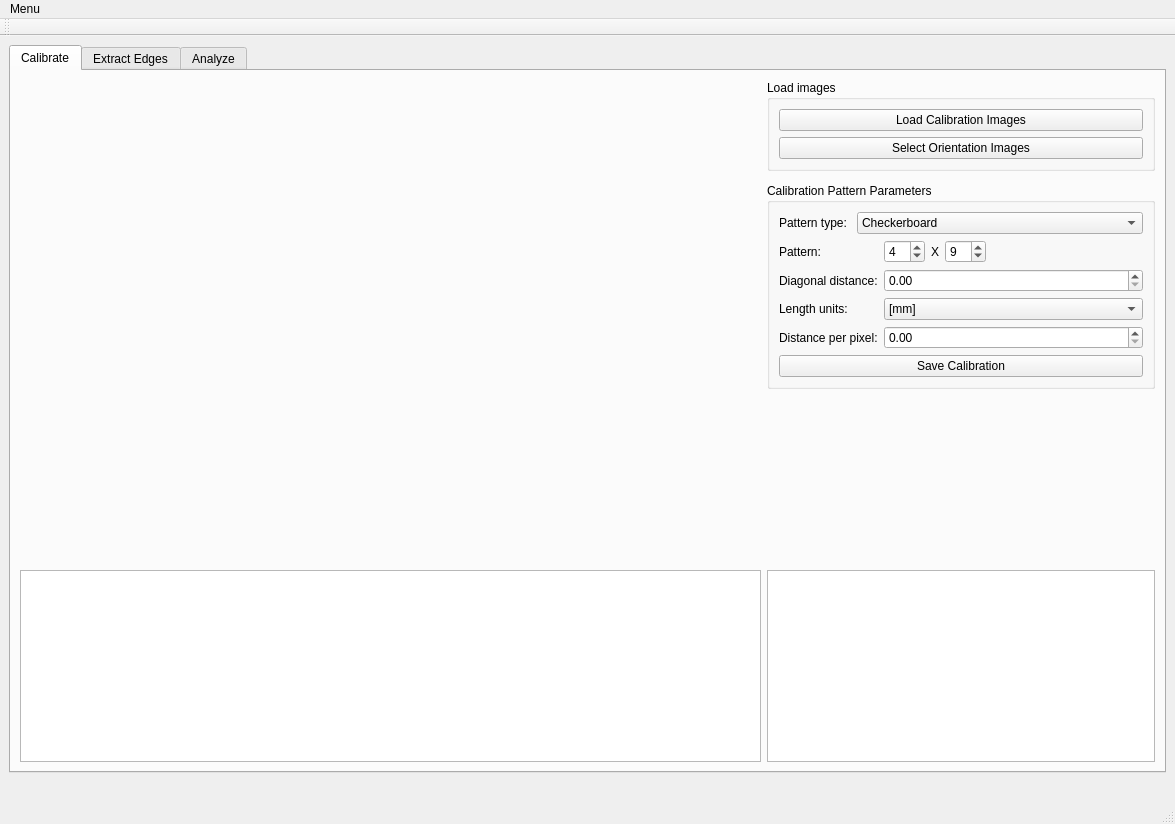
This is arcjetCV/gui/arcjetCV.ui in magnus-haw/arcjetCV as Qt 5 draws it before an edit. The edited form follows.
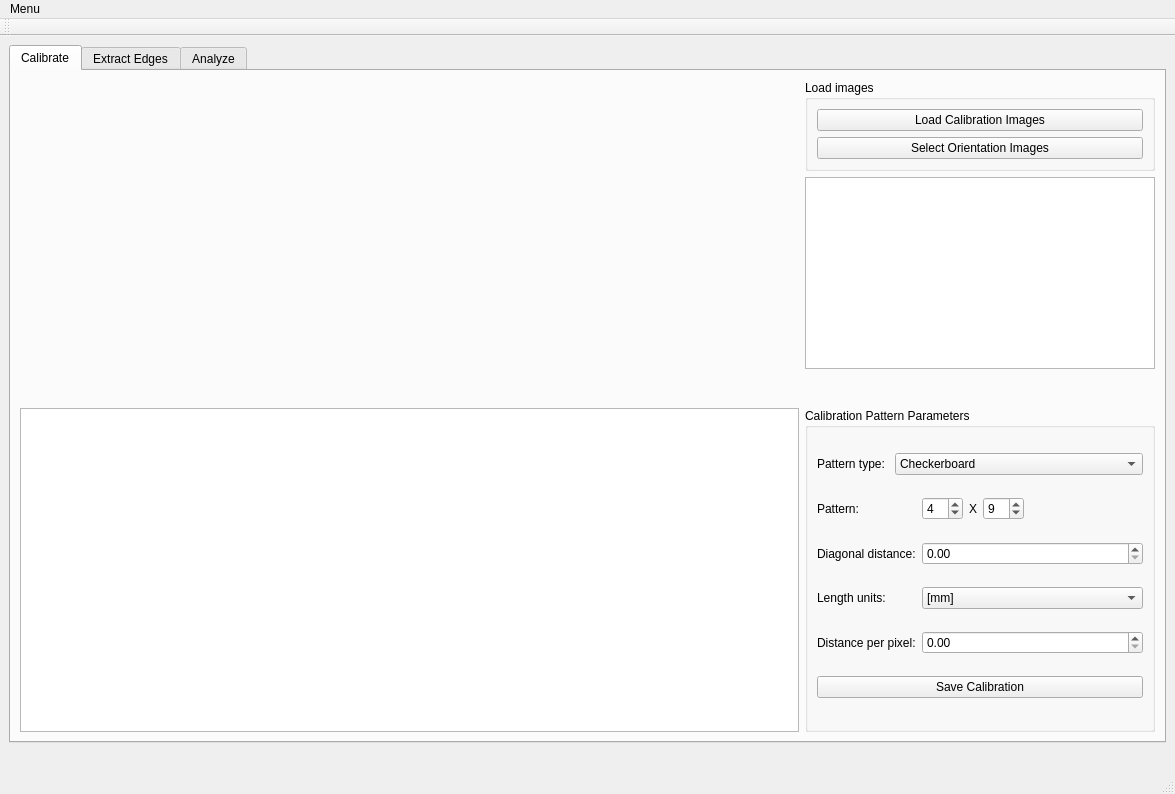
This is the edited form. The open tabs and pages were chosen to show the change.

```diff
--- a/arcjetCV/gui/arcjetCV.ui
+++ b/arcjetCV/gui/arcjetCV.ui
@@ -7,7 +7,7 @@
     <x>0</x>
     <y>0</y>
     <width>1175</width>
-    <height>824</height>
+    <height>794</height>
    </rect>
   </property>
   <property name="windowTitle">
@@ -25,31 +25,53 @@
         <string>Calibrate</string>
        </attribute>
        <layout class="QGridLayout" name="gridLayout_4">
-        <item row="5" column="1">
-         <widget class="QListView" name="listView_calibration_imgs">
-          <property name="sizePolicy">
-           <sizepolicy hsizetype="Minimum" vsizetype="Minimum">
-            <horstretch>0</horstretch>
-            <verstretch>0</verstretch>
-           </sizepolicy>
-          </property>
-         </widget>
-        </item>
-        <item row="4" column="2">
-         <spacer name="verticalSpacer_9">
+        <item row="3" column="3">
+         <spacer name="verticalSpacer_3">
           <property name="orientation">
            <enum>Qt::Vertical</enum>
           </property>
+          <property name="sizeType">
+           <enum>QSizePolicy::Fixed</enum>
+          </property>
           <property name="sizeHint" stdset="0">
            <size>
             <width>20</width>
-            <height>40</height>
+            <height>15</height>
            </size>
           </property>
          </spacer>
         </item>
-        <item row="0" column="1" rowspan="5">
-         <widget class="QWidget" name="Window_view_img" native="true">
+        <item row="0" column="3" rowspan="2">
+         <widget class="QGroupBox" name="groupBox_5">
+          <property name="maximumSize">
+           <size>
+            <width>350</width>
+            <height>16777215</height>
+           </size>
+          </property>
+          <property name="title">
+           <string>Load images</string>
+          </property>
+          <layout class="QGridLayout" name="gridLayout_10">
+           <item row="0" column="0">
+            <widget class="QPushButton" name="pushButton">
+             <property name="text">
+              <string>Load Calibration Images</string>
+             </property>
+            </widget>
+           </item>
+           <item row="1" column="0">
+            <widget class="QPushButton" name="pushButton_2">
+             <property name="text">
+              <string>Select Orientation Images</string>
+             </property>
+            </widget>
+           </item>
+          </layout>
+         </widget>
+        </item>
+        <item row="0" column="1" rowspan="6">
+         <widget class="QWidget" name="Window_calib" native="true">
           <property name="sizePolicy">
            <sizepolicy hsizetype="Expanding" vsizetype="Expanding">
             <horstretch>0</horstretch>
@@ -64,10 +86,27 @@
           </property>
          </widget>
         </item>
-        <item row="5" column="2">
-         <widget class="QTextBrowser" name="textBrowser_calibration_values"/>
+        <item row="2" column="3">
+         <widget class="QListView" name="listView_calibration_imgs">
+          <property name="sizePolicy">
+           <sizepolicy hsizetype="Minimum" vsizetype="Minimum">
+            <horstretch>0</horstretch>
+            <verstretch>0</verstretch>
+           </sizepolicy>
+          </property>
+         </widget>
         </item>
-        <item row="3" column="2">
+        <item row="6" column="0" colspan="2">
+         <widget class="QTextBrowser" name="textBrowser_calibration_values">
+          <property name="maximumSize">
+           <size>
+            <width>16777215</width>
+            <height>16777215</height>
+           </size>
+          </property>
+         </widget>
+        </item>
+        <item row="6" column="3">
          <widget class="QGroupBox" name="groupBox_4">
           <property name="minimumSize">
            <size>
@@ -75,6 +114,12 @@
             <height>0</height>
            </size>
           </property>
+          <property name="maximumSize">
+           <size>
+            <width>350</width>
+            <height>16777215</height>
+           </size>
+          </property>
           <property name="title">
            <string>Calibration Pattern Parameters</string>
           </property>
@@ -194,28 +239,18 @@
              </property>
             </widget>
            </item>
-          </layout>
-         </widget>
-        </item>
-        <item row="0" column="2" rowspan="2">
-         <widget class="QGroupBox" name="groupBox_5">
-          <property name="title">
-           <string>Load images</string>
-          </property>
-          <layout class="QGridLayout" name="gridLayout_10">
-           <item row="0" column="0">
-            <widget class="QPushButton" name="pushButton">
-             <property name="text">
-              <string>Load Calibration Images</string>
+           <item row="1" column="5">
+            <spacer name="horizontalSpacer_2">
+             <property name="orientation">
+              <enum>Qt::Horizontal</enum>
              </property>
-            </widget>
-           </item>
-           <item row="1" column="0">
-            <widget class="QPushButton" name="pushButton_2">
-             <property name="text">
-              <string>Select Orientation Images</string>
+             <property name="sizeHint" stdset="0">
+              <size>
+               <width>40</width>
+               <height>20</height>
+              </size>
              </property>
-            </widget>
+            </spacer>
            </item>
           </layout>
          </widget>
```
Left out of the diff: 31 changed lines with no effect on the pictures.
